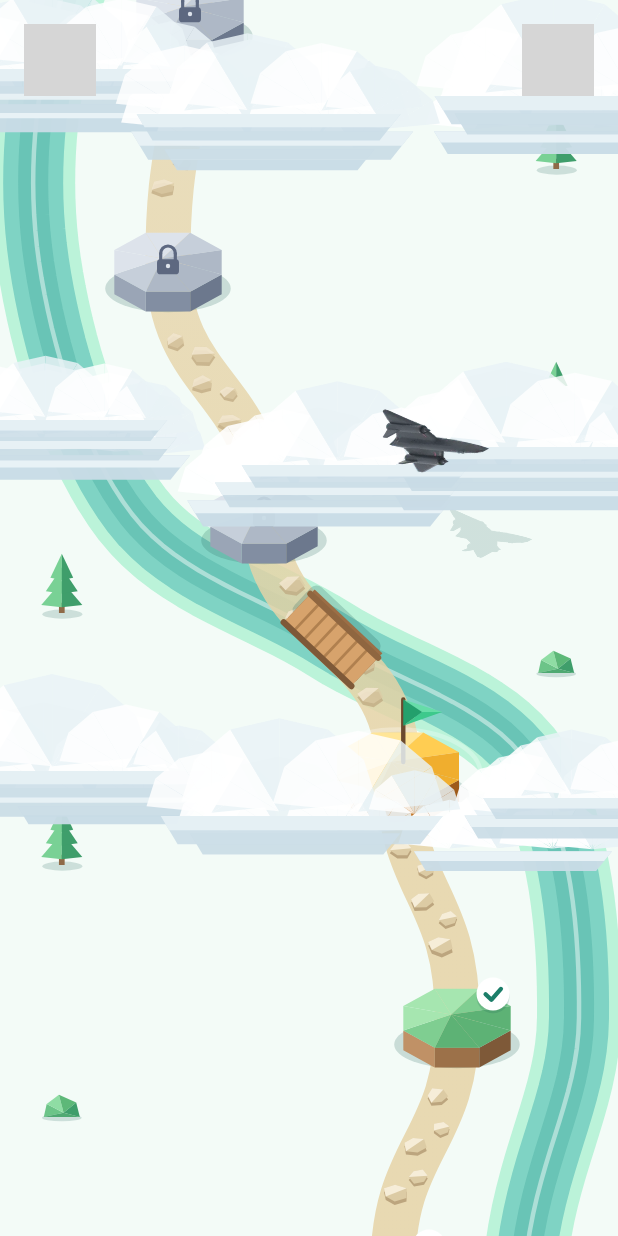
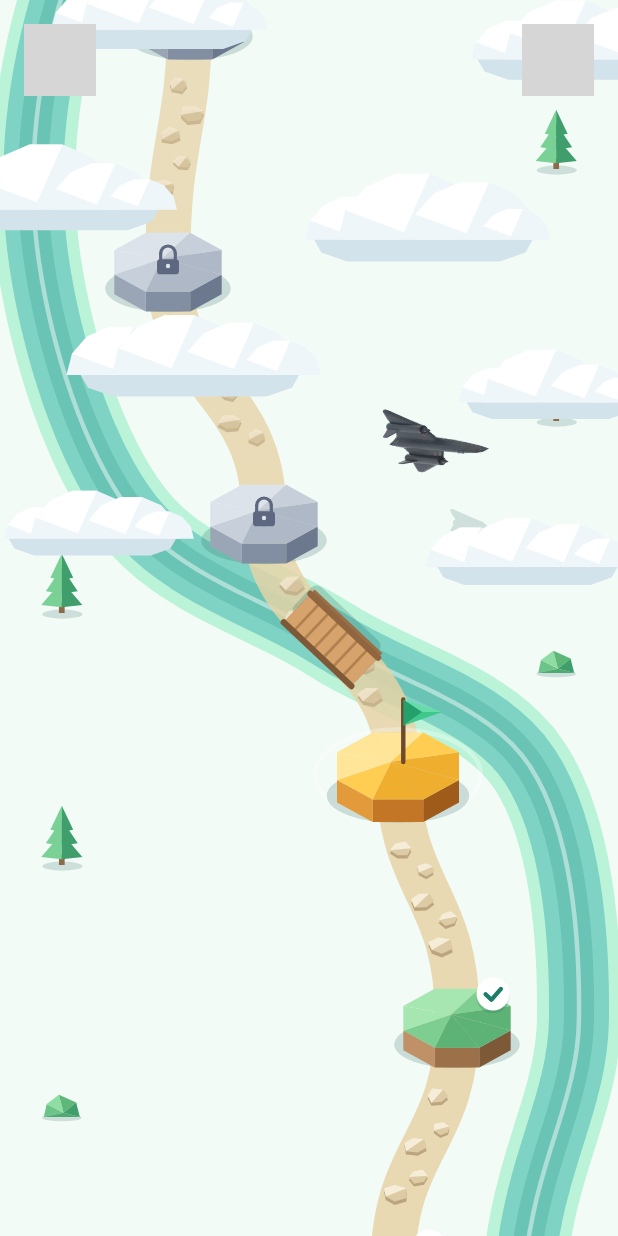
Before and after one commit to tolipovmurodjon/humopedia-android, an Android app built with Jetpack Compose: the composable PathRoute shown on its own in the app's theme, on a phone screen of 412 x 824 dp. Run offline under Robolectric (Android 15) with nearby library versions, the light colour scheme and no system bars; our stand-ins replace Dagger/Hilt's generated code; libraries missing offline, so code that uses them is left out: androidx.hilt.lifecycle, com.kyant.backdrop, com.kyant.shapes; missing, so only their content is drawn: CompositionLocalProvider; 14 statements that could not run were skipped; grey boxes are pictures that could not be loaded.

Commit message:
fix(app): clouds no longer slide onto the current island or stack as shelves (CI 40834278210)
Parallax lag was the whole scroll times 0.1-0.18 (up to ~300 dp), so the first cloud row
drifted down over the current island; it is now relative to the screen middle and capped
at 24 dp. Clouds are opaque rounded puffs with one lit facet over a narrow chamfered
underside, two per row, rows 120 dp apart (locked islands peek between), first row
0.85 of a gap above the current island.

```diff
--- a/app/src/main/java/com/mcompany/humo/ui/path/LowPoly.kt
+++ b/app/src/main/java/com/mcompany/humo/ui/path/LowPoly.kt
@@ -165,33 +165,31 @@ internal object LowPoly {
     }
 
     /**
-     * A low-poly cloud around (0, 0): four faceted puffs on a flat base, white on top, a cool blue-grey underside
-     * (lit from the top-left). [w] is its width in px; [seed] varies the puffs so no two clouds match. Built once;
-     * the screen only moves it.
+     * A low-poly cloud around (0, 0) (CI 40834278210: the first one read as stacked shelves): four rounded puffs, each
+     * one flat polygon with one lit facet on its upper-left, over a short chamfered underside in a cool blue-grey,
+     * narrower than the puffs so no ledge shows. [w] is its width in px; [seed] varies the puffs. Built once; the
+     * screen only moves it.
      */
     fun cloudShape(w: Float, seed: Int): List<Pair<Path, Color>> = buildList {
-        val top = Color(0xFFFFFFFF)
-        val mid = Color(0xFFEAF3F7)
-        val shade = Color(0xFFC9DCE6)
-        add(Path().apply { moveTo(-w * 0.5f, 0f); lineTo(w * 0.5f, 0f); lineTo(w * 0.42f, w * 0.1f); lineTo(-w * 0.44f, w * 0.1f); close() } to shade)
-        val puffs = listOf(-0.32f to 0.24f, -0.08f to 0.34f, 0.2f to 0.28f, 0.4f to 0.18f)
+        val lit = Color(0xFFFFFFFF)
+        val body = Color(0xFFEFF6F9)
+        val shade = Color(0xFFD3E3EC)
+        add(Path().apply {
+            moveTo(-w * 0.44f, -w * 0.02f); lineTo(w * 0.44f, -w * 0.02f); lineTo(w * 0.4f, w * 0.05f)
+            lineTo(w * 0.3f, w * 0.085f); lineTo(-w * 0.3f, w * 0.085f); lineTo(-w * 0.4f, w * 0.05f); close()
+        } to shade)
+        val puffs = listOf(-0.27f to 0.2f, -0.04f to 0.29f, 0.2f to 0.24f, 0.36f to 0.15f)
         puffs.forEachIndexed { k, (dx, r0) ->
-            val r = w * r0 * (0.9f + ((seed + k * 5) % 4) * 0.06f)
-            val pc = Offset(w * dx, -r * 0.15f)
-            val n = 6
+            val r = w * r0 * (0.92f + ((seed + k * 5) % 4) * 0.05f)
+            val pc = Offset(w * dx, 0f)
+            val n = 7
             val v = (0..n).map { i ->
                 val a = PI.toFloat() + i * PI.toFloat() / n
-                Offset(pc.x + r * cos(a), pc.y + r * 0.85f * sin(a))
+                Offset(pc.x + r * cos(a), pc.y + r * 0.9f * sin(a))
             }
-            for (i in 0 until n) {
-                val tone = when {
-                    i < 2 -> top
-                    i < 4 -> if (k % 2 == 0) top else mid
-                    else -> mid
-                }
-                add(Path().apply { moveTo(pc.x, pc.y + r * 0.1f); lineTo(v[i].x, v[i].y); lineTo(v[i + 1].x, v[i + 1].y); close() } to tone)
-            }
+            add(Path().apply { moveTo(v[0].x, v[0].y); for (i in 1..n) lineTo(v[i].x, v[i].y); close() } to body)
+            // The facet that faces the light: the upper-left third of the puff.
+            add(Path().apply { moveTo(pc.x - r * 0.12f, pc.y - r * 0.1f); lineTo(v[1].x, v[1].y); lineTo(v[2].x, v[2].y); lineTo(v[3].x, v[3].y); lineTo(v[4].x, v[4].y); close() } to lit)
         }
-        add(Path().apply { moveTo(-w * 0.5f, 0f); lineTo(w * 0.5f, 0f); lineTo(w * 0.46f, w * 0.05f); lineTo(-w * 0.47f, w * 0.05f); close() } to mid)
     }
 }
--- a/app/src/main/java/com/mcompany/humo/ui/path/PathLayout.kt
+++ b/app/src/main/java/com/mcompany/humo/ui/path/PathLayout.kt
@@ -171,25 +171,26 @@ class PathLayout(val count: Int, val width: Float) {
     }
 
     /**
-     * Clouds over the levels not reached yet: the first row half-covers the next stone, every row above is fuller,
-     * and a thick bank closes the top (the part of the world not built yet).
+     * Clouds over the levels not reached yet: two per row, rows 120 dp apart, so the locked islands peek between them;
+     * the first row sits well above the current island, and a fuller row of three closes the top (the part of the
+     * world not built yet).
      */
     fun clouds(current: Int): List<Cloud> = buildList {
-        val start = y((current - 1).coerceIn(0, count - 1)) - gap * 0.72f
-        var y = start
+        var y = y((current - 1).coerceIn(0, count - 1)) - gap * 0.85f
         var row = 0
-        while (y > -30f) {
-            val perRow = if (row == 0) 2 else 3
-            for (k in 0 until perRow) {
+        while (y > -20f) {
+            val xs = when {
+                y < 150f -> listOf(0.15f, 0.5f, 0.85f)
+                row == 0 -> listOf(0.14f, 0.86f)
+                row % 2 == 1 -> listOf(0.3f, 0.9f)
+                else -> listOf(0.1f, 0.68f)
+            }
+            xs.forEachIndexed { k, fx ->
                 val seed = row * 7 + k * 3
-                val fx = when (perRow) {
-                    2 -> if (k == 0) 0.16f else 0.84f
-                    else -> listOf(0.12f, 0.5f, 0.88f)[k] + ((seed * 13) % 9 - 4) * 0.012f
-                }
-                val w = (if (row == 0) 120f else 140f) + (seed * 17 % 5) * 12f
-                add(Cloud(Pt(width * fx, y + ((seed * 11) % 7 - 3) * 6f), w, seed, depth = (seed % 3) / 2f))
+                val w = 130f + (seed * 17 % 5) * 10f
+                add(Cloud(Pt(width * fx, y + ((seed * 11) % 7 - 3) * 4f), w, seed, depth = (seed % 3) / 2f))
             }
-            y -= 78f
+            y -= 120f
             row++
         }
     }
--- a/app/src/main/java/com/mcompany/humo/ui/path/PathScreen.kt
+++ b/app/src/main/java/com/mcompany/humo/ui/path/PathScreen.kt
@@ -342,7 +342,8 @@ private fun Sky(layout: PathLayout, current: Int, scroll: ScrollState, viewport:
                 val fix = layout.plane(current, t)
                 drawPlane(plane, fix, k, shadow = true, tint = shadowTint)
                 clouds.forEachIndexed { i, c ->
-                    val lag = scrollDp * (0.10f + 0.08f * c.depth)
+                    // Parallax: a cloud moves a little slower than the ground, by at most 24 dp, so the first row never slides onto the current island.
+                    val lag = ((viewport * 0.5f - (c.at.y - scrollDp)) * (0.06f + 0.04f * c.depth)).coerceIn(-24f, 24f)
                     val screenY = c.at.y + lag - scrollDp
                     if (screenY < -120f || screenY > viewport + 120f) return@forEachIndexed
                     // Parting: a cloud slides away from the middle as it reaches the upper-middle of the screen.
@@ -351,8 +352,7 @@ private fun Sky(layout: PathLayout, current: Int, scroll: ScrollState, viewport:
                     val drift = if (motion) sin(t * 2f * PI.toFloat() / (26f + c.seed % 9) + c.seed) * 10f else 0f
                     val x = (c.at.x + drift + away * 26f * part * part) * k
                     val y = (c.at.y + lag) * k
-                    val alpha = 0.96f - 0.12f * c.depth
-                    translate(x, y) { shapes[i].forEach { (p, col) -> drawPath(p, col, alpha = alpha) } }
+                    translate(x, y) { shapes[i].forEach { (p, col) -> drawPath(p, col) } }
                 }
                 drawPlane(plane, fix, k, shadow = false, tint = null)
             }
```
